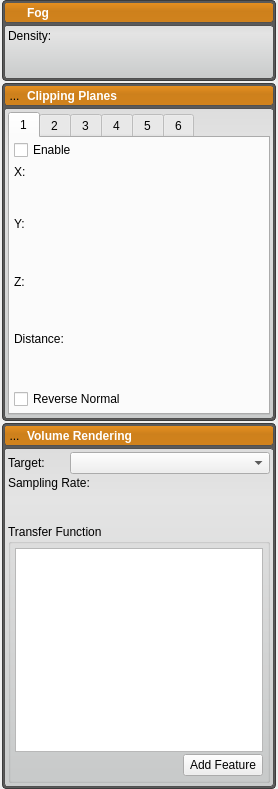
Qt form src/Interface/Application/RenderingDockWidget.ui (jessdtate/Seg3D) before a commit.
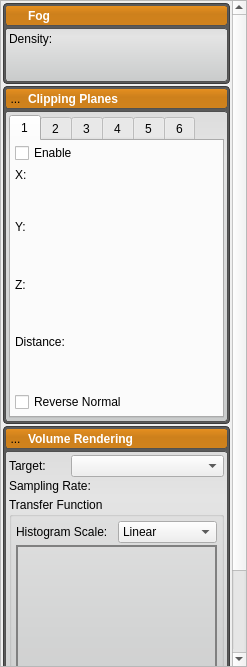
The same form after that commit. Icons and pictures are not drawn. Custom widgets are drawn as their Qt base class.

What changed in the file:
```diff
--- a/src/Interface/Application/RenderingDockWidget.ui
+++ b/src/Interface/Application/RenderingDockWidget.ui
@@ -6,12 +6,12 @@
    <rect>
     <x>0</x>
     <y>0</y>
-    <width>278</width>
-    <height>789</height>
+    <width>247</width>
+    <height>667</height>
    </rect>
   </property>
   <property name="sizePolicy">
-   <sizepolicy hsizetype="Preferred" vsizetype="Preferred">
+   <sizepolicy hsizetype="Preferred" vsizetype="Ignored">
     <horstretch>0</horstretch>
     <verstretch>0</verstretch>
    </sizepolicy>
@@ -148,19 +148,34 @@
   <widget class="QWidget" name="dockWidgetContents">
    <layout class="QVBoxLayout" name="dock_widget_layout_">
     <property name="spacing">
-     <number>2</number>
+     <number>0</number>
     </property>
-    <property name="leftMargin">
-     <number>2</number>
-    </property>
-    <property name="topMargin">
+    <property name="margin">
      <number>0</number>
     </property>
-    <property name="rightMargin">
+    <item>
+     <widget class="QScrollArea" name="scrollArea">
+      <property name="horizontalScrollBarPolicy">
+       <enum>Qt::ScrollBarAlwaysOff</enum>
+      </property>
+      <property name="widgetResizable">
+       <bool>true</bool>
+      </property>
+      <widget class="QWidget" name="scrollAreaWidgetContents">
+       <property name="geometry">
+        <rect>
+         <x>0</x>
+         <y>-100</y>
+         <width>228</width>
+         <height>754</height>
+        </rect>
+       </property>
+       <layout class="QVBoxLayout" name="scroll_area_layout_">
+        <property name="spacing">
      <number>2</number>
     </property>
-    <property name="bottomMargin">
-     <number>0</number>
+        <property name="margin">
+         <number>2</number>
     </property>
     <item>
      <widget class="QWidget" name="fog_widget_" native="true">
@@ -1245,12 +1260,6 @@
     </item>
     <item>
      <widget class="QWidget" name="vr_widget_" native="true">
-      <property name="sizePolicy">
-       <sizepolicy hsizetype="Preferred" vsizetype="Preferred">
-        <horstretch>0</horstretch>
-        <verstretch>0</verstretch>
-       </sizepolicy>
-      </property>
       <layout class="QVBoxLayout" name="verticalLayout_18">
        <property name="spacing">
         <number>2</number>
@@ -1333,12 +1342,6 @@
        </item>
        <item>
         <widget class="QWidget" name="vr_content_" native="true">
-         <property name="sizePolicy">
-          <sizepolicy hsizetype="Preferred" vsizetype="Preferred">
-           <horstretch>0</horstretch>
-           <verstretch>0</verstretch>
-          </sizepolicy>
-         </property>
          <layout class="QVBoxLayout" name="verticalLayout_21">
           <property name="spacing">
            <number>2</number>
@@ -1368,7 +1371,7 @@
              </widget>
             </item>
             <item>
-             <widget class="QComboBox" name="comboBox"/>
+                 <widget class="QComboBox" name="vr_target_"/>
             </item>
            </layout>
           </item>
@@ -1386,23 +1389,16 @@
            </widget>
           </item>
           <item>
-           <widget class="QtUtils::QtSliderDoubleCombo" name="vr_sample_rate_" native="true">
-            <property name="sizePolicy">
-             <sizepolicy hsizetype="Preferred" vsizetype="Fixed">
-              <horstretch>0</horstretch>
-              <verstretch>0</verstretch>
-             </sizepolicy>
-            </property>
-            <property name="minimumSize">
-             <size>
-              <width>0</width>
-              <height>30</height>
-             </size>
-            </property>
-           </widget>
+               <widget class="QtUtils::QtSliderDoubleCombo" name="vr_sample_rate_" native="true"/>
           </item>
           <item>
            <widget class="QGroupBox" name="groupBox">
+                <property name="sizePolicy">
+                 <sizepolicy hsizetype="Ignored" vsizetype="Preferred">
+                  <horstretch>0</horstretch>
+                  <verstretch>0</verstretch>
+                 </sizepolicy>
+                </property>
             <property name="title">
              <string>Transfer Function</string>
             </property>
@@ -1414,13 +1410,68 @@
               <number>4</number>
              </property>
              <item>
-              <widget class="QtUtils::QtHistogramGraph" name="histogram_" native="true">
+                  <layout class="QHBoxLayout" name="horizontalLayout_6">
+                   <property name="spacing">
+                    <number>2</number>
+                   </property>
+                   <property name="topMargin">
+                     <number>0</number>
+                    </property>
+                   <item>
+                    <widget class="QLabel" name="label_28">
+                     <property name="text">
+                      <string>Histogram Scale:</string>
+                    </property>
+                    </widget>
+                   </item>
+                    <item>
+                    <widget class="QComboBox" name="histogram_scale_combobox_">
+                     <item>
+                      <property name="text">
+                       <string>Linear</string>
+                      </property>
+                     </item>
+                     <item>
+                      <property name="text">
+                       <string>Logarithmic</string>
+                      </property>
+                     </item>
+                    </widget>
+                   </item>
+                  </layout>
+                 </item>
+                 <item>
+                  <widget class="QWidget" name="widget_2" native="true">
+                      <property name="sizePolicy">
+                       <sizepolicy hsizetype="Preferred" vsizetype="Fixed">
+                        <horstretch>0</horstretch>
+                        <verstretch>0</verstretch>
+                       </sizepolicy>
+                      </property>
+                      <property name="minimumSize">
+                       <size>
+                        <width>0</width>
+                     <height>150</height>
+                       </size>
+                      </property>
                <property name="maximumSize">
                 <size>
                  <width>16777215</width>
-                 <height>256</height>
+                     <height>150</height>
                 </size>
                </property>
+                   <property name="styleSheet">
+                    <string notr="true">border: 1px solid gray</string>
+                   </property>
+                   <layout class="QVBoxLayout" name="verticalLayout_24">
+                    <property name="spacing">
+                     <number>0</number>
+                    </property>
+                    <property name="margin">
+                     <number>1</number>
+                    </property>
+                    <item>
+                     <widget class="QtUtils::QtHistogramGraph" name="histogram_" native="true">
                <layout class="QVBoxLayout" name="verticalLayout_23">
                 <property name="spacing">
                  <number>0</number>
@@ -1430,12 +1481,16 @@
                 </property>
                 <item>
                  <widget class="QtUtils::QtTransferFunctionView" name="tf_view_">
-                  <property name="maximumSize">
-                   <size>
-                    <width>16777215</width>
-                    <height>256</height>
-                   </size>
-                  </property>
+                         <property name="sizePolicy">
+                          <sizepolicy hsizetype="Ignored" vsizetype="Preferred">
+                           <horstretch>0</horstretch>
+                           <verstretch>0</verstretch>
+                          </sizepolicy>
+                         </property>
+                         <property name="styleSheet">
+                          <string notr="true">background: transparent;
+border: 0px</string>
+                         </property>
                   <property name="renderHints">
                    <set>QPainter::Antialiasing|QPainter::TextAntialiasing</set>
                   </property>
@@ -1444,8 +1499,41 @@
          </layout>
         </widget>
        </item>
+                   </layout>
+                  </widget>
+                 </item>
              <item>
+                  <widget class="QWidget" name="widget" native="true">
+                   <property name="sizePolicy">
+                    <sizepolicy hsizetype="Preferred" vsizetype="Fixed">
+                     <horstretch>0</horstretch>
+                     <verstretch>0</verstretch>
+                    </sizepolicy>
+                   </property>
+                   <property name="minimumSize">
+                    <size>
+                     <width>0</width>
+                     <height>25</height>
+                    </size>
+                   </property>
+                   <property name="styleSheet">
+                    <string notr="true">border: 1px solid gray</string>
+                   </property>
+                   <layout class="QVBoxLayout" name="tf_preview_layout_">
+                    <property name="spacing">
+                     <number>0</number>
+                    </property>
+                    <property name="margin">
+                     <number>1</number>
+                    </property>
+                   </layout>
+                  </widget>
+                 </item>
+                 <item>
               <layout class="QHBoxLayout" name="horizontalLayout_5">
+                   <property name="spacing">
+                    <number>2</number>
+                   </property>
                <property name="bottomMargin">
                 <number>0</number>
                </property>
@@ -1469,6 +1557,16 @@
                  </property>
                 </widget>
                </item>
+                   <item>
+                    <widget class="QPushButton" name="delete_feature_button_">
+                     <property name="enabled">
+                      <bool>false</bool>
+                     </property>
+                     <property name="text">
+                      <string>Delete Feature</string>
+                     </property>
+                    </widget>
+                   </item>
       </layout>
              </item>
              <item>
@@ -1476,6 +1574,19 @@
                <property name="spacing">
                 <number>4</number>
                </property>
+                   <property name="topMargin">
+                    <number>0</number>
+                   </property>
+                   <property name="bottomMargin">
+                    <number>0</number>
+                   </property>
+                   <item>
+                    <widget class="Seg3D::TransferFunctionFeatureWidget" name="dummy_widget_" native="true">
+                     <property name="enabled">
+                      <bool>false</bool>
+                     </property>
+                    </widget>
+                   </item>
               </layout>
              </item>
             </layout>
@@ -1490,6 +1601,10 @@
    </layout>
   </widget>
  </widget>
+    </item>
+   </layout>
+  </widget>
+ </widget>
  <customwidgets>
   <customwidget>
    <class>QtUtils::QtSliderDoubleCombo</class>
@@ -1508,6 +1623,12 @@
    <extends>QGraphicsView</extends>
    <header location="global">QtUtils/Widgets/QtTransferFunctionView.h</header>
   </customwidget>
+  <customwidget>
+   <class>Seg3D::TransferFunctionFeatureWidget</class>
+   <extends>QWidget</extends>
+   <header location="global">Interface/Application/TransferFunctionFeatureWidget.h</header>
+   <container>1</container>
+  </customwidget>
  </customwidgets>
  <resources>
   <include location="../../Resources/QtResources.qrc"/>
```
